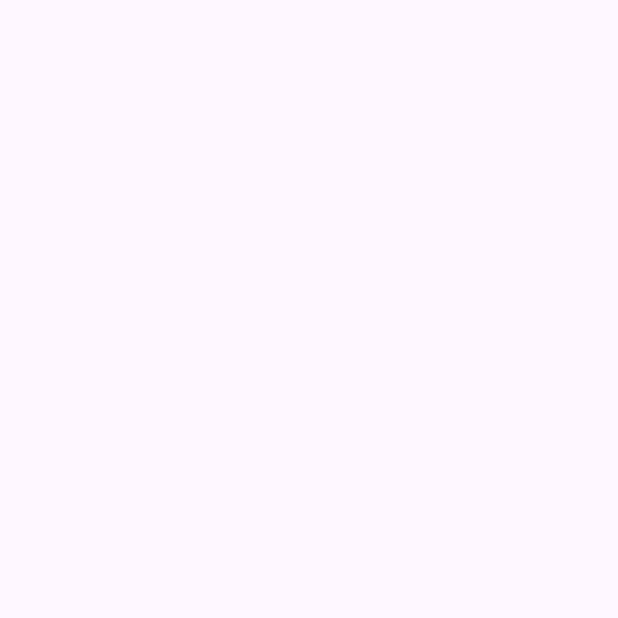
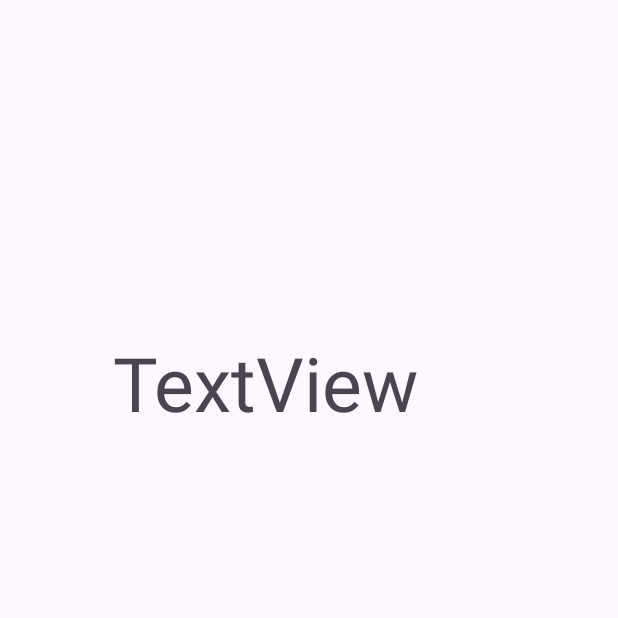
Before and after one commit to DaleElroy/Mark-Dale-Elroy-Bagui-Block3-Activity1, an Android app: the MainActivity3 screen opened directly, with no data from a screen before it, on a phone screen of 412 x 824 dp, the top half of it. Before the commit the part shown is empty. Run offline under Robolectric (Android 15) with nearby library versions, the phone set to English and light mode, and no system bars.

Commit message:
Function 2

```diff
--- a/app/src/main/res/layout/activity_main3.xml
+++ b/app/src/main/res/layout/activity_main3.xml
@@ -4,6 +4,16 @@
     xmlns:tools="http://schemas.android.com/tools"
     android:layout_width="match_parent"
     android:layout_height="match_parent"
-    tools:context=".MainActivity3">
+    tools:context=".MainActivity2">
 
+    <TextView
+        android:id="@+id/tv_title"
+        android:layout_width="261dp"
+        android:layout_height="382dp"
+        android:text="TextView"
+        android:textSize="50sp"
+        app:layout_constraintBottom_toBottomOf="parent"
+        app:layout_constraintEnd_toEndOf="parent"
+        app:layout_constraintStart_toStartOf="parent"
+        app:layout_constraintTop_toTopOf="parent" />
 </androidx.constraintlayout.widget.ConstraintLayout>
```
Also changed, not shown: app/src/main/java/com/bagui/markdaleelroy/block3/p1/quiz/MainActivity2.kt (+13 -0 lines), app/src/main/res/layout/activity_main2.xml (+10 -0 lines).
